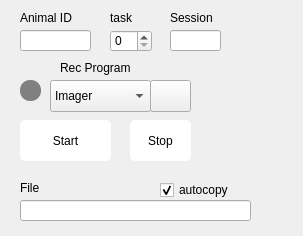
First picture: the form in MasterRunner/form.ui, repository ef-lab/Experiments, before the edit.
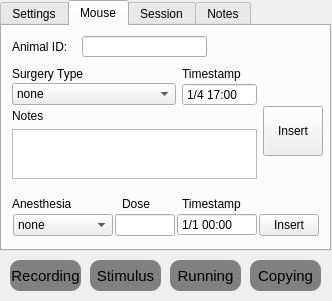
Second picture: the form after the edit. The open tabs and pages were chosen to show the change. Icons and pictures are not drawn.

```diff
--- a/MasterRunner/form.ui
+++ b/MasterRunner/form.ui
@@ -12,20 +12,20 @@
    <rect>
     <x>0</x>
     <y>0</y>
-    <width>303</width>
-    <height>236</height>
+    <width>332</width>
+    <height>301</height>
    </rect>
   </property>
   <property name="windowTitle">
    <string>MasterRunner</string>
   </property>
-  <widget class="QPushButton" name="start_button">
+  <widget class="QTabWidget" name="expTabs">
    <property name="geometry">
     <rect>
-     <x>20</x>
-     <y>120</y>
-     <width>91</width>
-     <height>41</height>
+     <x>0</x>
+     <y>0</y>
+     <width>331</width>
+     <height>251</height>
     </rect>
    </property>
    <property name="sizePolicy">
@@ -34,118 +34,713 @@
      <verstretch>0</verstretch>
     </sizepolicy>
    </property>
-   <property name="styleSheet">
-    <string notr="true">QPushButton{background-color : white;border-radius: 5px;border-style: outset;border-width: .5px;border-color: gray;}QPushButton::pressed{border-style: inset;border-color: gray;background-color : rgb(0,100,0);}</string>
-   </property>
-   <property name="text">
-    <string>Start</string>
-   </property>
-   <property name="autoDefault">
-    <bool>true</bool>
-   </property>
-   <property name="default">
-    <bool>false</bool>
-   </property>
-   <property name="flat">
-    <bool>false</bool>
-   </property>
+   <widget class="QWidget" name="Settings">
+    <attribute name="title">
+     <string>Settings</string>
+    </attribute>
+    <widget class="QWidget" name="layoutWidget">
+     <property name="geometry">
+      <rect>
+       <x>10</x>
+       <y>10</y>
+       <width>301</width>
+       <height>201</height>
+      </rect>
+     </property>
+     <layout class="QGridLayout" name="gridLayout_8">
+      <item row="0" column="0">
+       <layout class="QGridLayout" name="gridLayout_3">
+        <item row="1" column="0">
+         <widget class="QComboBox" name="user"/>
+        </item>
+        <item row="0" column="0">
+         <widget class="QLabel" name="user_label">
+          <property name="text">
+           <string>User</string>
+          </property>
+         </widget>
+        </item>
+        <item row="1" column="1">
+         <spacer name="horizontalSpacer_3">
+          <property name="orientation">
+           <enum>Qt::Horizontal</enum>
+          </property>
+          <property name="sizeType">
+           <enum>QSizePolicy::Fixed</enum>
+          </property>
+          <property name="sizeHint" stdset="0">
+           <size>
+            <width>130</width>
+            <height>20</height>
+           </size>
+          </property>
+         </spacer>
+        </item>
+       </layout>
+      </item>
+      <item row="1" column="0">
+       <layout class="QGridLayout" name="gridLayout_6">
+        <item row="1" column="0">
+         <widget class="QComboBox" name="software">
+          <item>
+           <property name="text">
+            <string>None</string>
+           </property>
+          </item>
+         </widget>
+        </item>
+        <item row="1" column="1">
+         <widget class="QPushButton" name="software_run">
+          <property name="maximumSize">
+           <size>
+            <width>50</width>
+            <height>16777215</height>
+           </size>
+          </property>
+          <property name="text">
+           <string/>
+          </property>
+          <property name="icon">
+           <iconset>
+            <normaloff>EjectMediaIcon.png</normaloff>EjectMediaIcon.png</iconset>
+          </property>
+         </widget>
+        </item>
+        <item row="0" column="0">
+         <widget class="QLabel" name="software_label">
+          <property name="text">
+           <string>Rec Software</string>
+          </property>
+         </widget>
+        </item>
+        <item row="1" column="2">
+         <spacer name="horizontalSpacer_2">
+          <property name="orientation">
+           <enum>Qt::Horizontal</enum>
+          </property>
+          <property name="sizeType">
+           <enum>QSizePolicy::Fixed</enum>
+          </property>
+          <property name="sizeHint" stdset="0">
+           <size>
+            <width>30</width>
+            <height>20</height>
+           </size>
+          </property>
+         </spacer>
+        </item>
+        <item row="0" column="3" rowspan="2">
+         <widget class="QPushButton" name="connect_indicator">
+          <property name="sizePolicy">
+           <sizepolicy hsizetype="Minimum" vsizetype="Fixed">
+            <horstretch>0</horstretch>
+            <verstretch>0</verstretch>
+           </sizepolicy>
+          </property>
+          <property name="minimumSize">
+           <size>
+            <width>0</width>
+            <height>30</height>
+           </size>
+          </property>
+          <property name="maximumSize">
+           <size>
+            <width>60</width>
+            <height>16777215</height>
+           </size>
+          </property>
+          <property name="font">
+           <font>
+            <pointsize>11</pointsize>
+           </font>
+          </property>
+          <property name="styleSheet">
+           <string notr="true">QPushButton{border-radius: 10px;background-color : gray;}QPushButton::pressed{background-color : yellow;}</string>
+          </property>
+          <property name="text">
+           <string>connected</string>
+          </property>
+          <property name="checkable">
+           <bool>true</bool>
+          </property>
+          <property name="checked">
+           <bool>true</bool>
+          </property>
+         </widget>
+        </item>
+       </layout>
+      </item>
+      <item row="2" column="0">
+       <layout class="QGridLayout" name="gridLayout_7">
+        <item row="1" column="0" colspan="2">
+         <widget class="QLineEdit" name="file">
+          <property name="styleSheet">
+           <string notr="true"/>
+          </property>
+          <property name="text">
+           <string/>
+          </property>
+          <property name="readOnly">
+           <bool>true</bool>
+          </property>
+         </widget>
+        </item>
+        <item row="0" column="0">
+         <widget class="QLabel" name="file_label">
+          <property name="text">
+           <string>Recording file</string>
+          </property>
+         </widget>
+        </item>
+        <item row="0" column="1">
+         <widget class="QCheckBox" name="autocopy">
+          <property name="text">
+           <string>autocopy</string>
+          </property>
+          <property name="checked">
+           <bool>true</bool>
+          </property>
+         </widget>
+        </item>
+       </layout>
+      </item>
+     </layout>
+    </widget>
+   </widget>
+   <widget class="QWidget" name="Mouse">
+    <attribute name="title">
+     <string>Mouse</string>
+    </attribute>
+    <widget class="QLabel" name="dose_label">
+     <property name="geometry">
+      <rect>
+       <x>120</x>
+       <y>170</y>
+       <width>91</width>
+       <height>16</height>
+      </rect>
+     </property>
+     <property name="text">
+      <string>Dose</string>
+     </property>
+    </widget>
+    <widget class="QLineEdit" name="animal_input">
+     <property name="geometry">
+      <rect>
+       <x>80</x>
+       <y>10</y>
+       <width>125</width>
+       <height>21</height>
+      </rect>
+     </property>
+    </widget>
+    <widget class="QLabel" name="animal_label">
+     <property name="geometry">
+      <rect>
+       <x>10</x>
+       <y>10</y>
+       <width>61</width>
+       <height>22</height>
+      </rect>
+     </property>
+     <property name="text">
+      <string>Animal ID:</string>
+     </property>
+    </widget>
+    <widget class="QLabel" name="anesthesia_label_2">
+     <property name="geometry">
+      <rect>
+       <x>10</x>
+       <y>170</y>
+       <width>71</width>
+       <height>16</height>
+      </rect>
+     </property>
+     <property name="text">
+      <string>Anesthesia</string>
+     </property>
+    </widget>
+    <widget class="QLabel" name="dose_label_2">
+     <property name="geometry">
+      <rect>
+       <x>180</x>
+       <y>170</y>
+       <width>91</width>
+       <height>16</height>
+      </rect>
+     </property>
+     <property name="text">
+      <string>Timestamp</string>
+     </property>
+    </widget>
+    <widget class="QLabel" name="anesthesia_label_3">
+     <property name="geometry">
+      <rect>
+       <x>10</x>
+       <y>40</y>
+       <width>111</width>
+       <height>16</height>
+      </rect>
+     </property>
+     <property name="text">
+      <string>Surgery Type</string>
+     </property>
+    </widget>
+    <widget class="QLabel" name="dose_label_3">
+     <property name="geometry">
+      <rect>
+       <x>10</x>
+       <y>80</y>
+       <width>91</width>
+       <height>20</height>
+      </rect>
+     </property>
+     <property name="text">
+      <string>Notes</string>
+     </property>
+    </widget>
+    <widget class="QLabel" name="dose_label_4">
+     <property name="geometry">
+      <rect>
+       <x>180</x>
+       <y>40</y>
+       <width>91</width>
+       <height>16</height>
+      </rect>
+     </property>
+     <property name="text">
+      <string>Timestamp</string>
+     </property>
+    </widget>
+    <widget class="QWidget" name="">
+     <property name="geometry">
+      <rect>
+       <x>10</x>
+       <y>180</y>
+       <width>311</width>
+       <height>38</height>
+      </rect>
+     </property>
+     <layout class="QHBoxLayout" name="horizontalLayout">
+      <property name="spacing">
+       <number>1</number>
+      </property>
+      <property name="sizeConstraint">
+       <enum>QLayout::SetNoConstraint</enum>
+      </property>
+      <item>
+       <widget class="QComboBox" name="anesthesia_type">
+        <property name="sizePolicy">
+         <sizepolicy hsizetype="Fixed" vsizetype="Fixed">
+          <horstretch>0</horstretch>
+          <verstretch>0</verstretch>
+         </sizepolicy>
+        </property>
+        <property name="maximumSize">
+         <size>
+          <width>100</width>
+          <height>16777215</height>
+         </size>
+        </property>
+        <item>
+         <property name="text">
+          <string>none</string>
+         </property>
+        </item>
+       </widget>
+      </item>
+      <item>
+       <widget class="QLineEdit" name="anesthesia_dose">
+        <property name="sizePolicy">
+         <sizepolicy hsizetype="Minimum" vsizetype="Fixed">
+          <horstretch>0</horstretch>
+          <verstretch>0</verstretch>
+         </sizepolicy>
+        </property>
+        <property name="maximumSize">
+         <size>
+          <width>60</width>
+          <height>16777215</height>
+         </size>
+        </property>
+       </widget>
+      </item>
+      <item>
+       <widget class="QDateTimeEdit" name="anesthesia_time">
+        <property name="maximumSize">
+         <size>
+          <width>80</width>
+          <height>16777215</height>
+         </size>
+        </property>
+        <property name="buttonSymbols">
+         <enum>QAbstractSpinBox::NoButtons</enum>
+        </property>
+        <property name="displayFormat">
+         <string>d/M HH:mm</string>
+        </property>
+        <property name="calendarPopup">
+         <bool>false</bool>
+        </property>
+       </widget>
+      </item>
+      <item>
+       <widget class="QPushButton" name="anesthesia_button">
+        <property name="maximumSize">
+         <size>
+          <width>60</width>
+          <height>16777215</height>
+         </size>
+        </property>
+        <property name="text">
+         <string>Insert</string>
+        </property>
+       </widget>
+      </item>
+     </layout>
+    </widget>
+    <widget class="QWidget" name="">
+     <property name="geometry">
+      <rect>
+       <x>10</x>
+       <y>40</y>
+       <width>311</width>
+       <height>131</height>
+      </rect>
+     </property>
+     <layout class="QGridLayout" name="gridLayout_4">
+      <item row="0" column="0">
+       <widget class="QComboBox" name="surgery_type">
+        <property name="sizePolicy">
+         <sizepolicy hsizetype="Fixed" vsizetype="Fixed">
+          <horstretch>0</horstretch>
+          <verstretch>0</verstretch>
+         </sizepolicy>
+        </property>
+        <property name="maximumSize">
+         <size>
+          <width>200</width>
+          <height>16777215</height>
+         </size>
+        </property>
+        <item>
+         <property name="text">
+          <string>none</string>
+         </property>
+        </item>
+       </widget>
+      </item>
+      <item row="0" column="2" rowspan="2">
+       <widget class="QPushButton" name="surgery_button">
+        <property name="sizePolicy">
+         <sizepolicy hsizetype="Minimum" vsizetype="Maximum">
+          <horstretch>0</horstretch>
+          <verstretch>0</verstretch>
+         </sizepolicy>
+        </property>
+        <property name="maximumSize">
+         <size>
+          <width>60</width>
+          <height>50</height>
+         </size>
+        </property>
+        <property name="text">
+         <string>Insert</string>
+        </property>
+       </widget>
+      </item>
+      <item row="0" column="1">
+       <widget class="QDateTimeEdit" name="surgery_time">
+        <property name="maximumSize">
+         <size>
+          <width>80</width>
+          <height>16777215</height>
+         </size>
+        </property>
+        <property name="buttonSymbols">
+         <enum>QAbstractSpinBox::NoButtons</enum>
+        </property>
+        <property name="date">
+         <date>
+          <year>2000</year>
+          <month>4</month>
+          <day>1</day>
+         </date>
+        </property>
+        <property name="time">
+         <time>
+          <hour>17</hour>
+          <minute>0</minute>
+          <second>0</second>
+         </time>
+        </property>
+        <property name="displayFormat">
+         <string>d/M HH:mm</string>
+        </property>
+        <property name="calendarPopup">
+         <bool>false</bool>
+        </property>
+       </widget>
+      </item>
+      <item row="1" column="0" colspan="2">
+       <widget class="QPlainTextEdit" name="surgery_notes">
+        <property name="sizePolicy">
+         <sizepolicy hsizetype="Expanding" vsizetype="Fixed">
+          <horstretch>0</horstretch>
+          <verstretch>0</verstretch>
+         </sizepolicy>
+        </property>
+        <property name="maximumSize">
+         <size>
+          <width>16777215</width>
+          <height>50</height>
+         </size>
+        </property>
+       </widget>
+      </item>
+     </layout>
+    </widget>
+   </widget>
+   <widget class="QWidget" name="Session">
+    <attribute name="title">
+     <string>Session</string>
+    </attribute>
+    <widget class="QPushButton" name="stop_button">
+     <property name="geometry">
+      <rect>
+       <x>150</x>
+       <y>170</y>
+       <width>61</width>
+       <height>41</height>
+      </rect>
+     </property>
+     <property name="styleSheet">
+      <string notr="true">QPushButton{background-color : white;border-radius: 5px;border-style: outset;border-width: .5px;border-color: gray;}QPushButton::pressed{border-style: inset;border-color: gray;}</string>
+     </property>
+     <property name="text">
+      <string>Stop</string>
+     </property>
+    </widget>
+    <widget class="QPushButton" name="start_button">
+     <property name="geometry">
+      <rect>
+       <x>20</x>
+       <y>170</y>
+       <width>101</width>
+       <height>41</height>
+      </rect>
+     </property>
+     <property name="sizePolicy">
+      <sizepolicy hsizetype="Fixed" vsizetype="Fixed">
+       <horstretch>0</horstretch>
+       <verstretch>0</verstretch>
+      </sizepolicy>
+     </property>
+     <property name="styleSheet">
+      <string notr="true">QPushButton{background-color : white;border-radius: 5px;border-style: outset;border-width: .5px;border-color: gray;}QPushButton::pressed{border-style: inset;border-color: gray;background-color : rgb(0,100,0);}</string>
+     </property>
+     <property name="text">
+      <string>Start</string>
+     </property>
+     <property name="autoDefault">
+      <bool>true</bool>
+     </property>
+     <property name="default">
+      <bool>false</bool>
+     </property>
+     <property name="flat">
+      <bool>false</bool>
+     </property>
+    </widget>
+    <widget class="QPushButton" name="abort_button">
+     <property name="geometry">
+      <rect>
+       <x>230</x>
+       <y>170</y>
+       <width>61</width>
+       <height>41</height>
+      </rect>
+     </property>
+     <property name="styleSheet">
+      <string notr="true">QPushButton{background-color : white;border-radius: 5px;border-style: outset;border-width: .5px;border-color: gray;}QPushButton::pressed{border-style: inset;border-color: gray;}</string>
+     </property>
+     <property name="text">
+      <string>Abort</string>
+     </property>
+    </widget>
+    <widget class="QWidget" name="">
+     <property name="geometry">
+      <rect>
+       <x>20</x>
+       <y>90</y>
+       <width>271</width>
+       <height>55</height>
+      </rect>
+     </property>
+     <layout class="QGridLayout" name="gridLayout">
+      <item row="0" column="0">
+       <widget class="QLabel" name="aim_label">
+        <property name="text">
+         <string>Aim</string>
+        </property>
+       </widget>
+      </item>
+      <item row="0" column="1">
+       <widget class="QLabel" name="anesthesia_label">
+        <property name="text">
+         <string>Anesthesia</string>
+        </property>
+       </widget>
+      </item>
+      <item row="1" column="0">
+       <widget class="QComboBox" name="aim"/>
+      </item>
+      <item row="1" column="1">
+       <widget class="QComboBox" name="anesthesia">
+        <item>
+         <property name="text">
+          <string>none</string>
+         </property>
+        </item>
+       </widget>
+      </item>
+     </layout>
+    </widget>
+    <widget class="QWidget" name="">
+     <property name="geometry">
+      <rect>
+       <x>22</x>
+       <y>20</y>
+       <width>271</width>
+       <height>51</height>
+      </rect>
+     </property>
+     <layout class="QGridLayout" name="gridLayout_2">
+      <item row="0" column="2">
+       <widget class="QCheckBox" name="task_check">
+        <property name="text">
+         <string>Run Task:</string>
+        </property>
+       </widget>
+      </item>
+      <item row="1" column="2">
+       <widget class="QSpinBox" name="task">
+        <property name="buttonSymbols">
+         <enum>QAbstractSpinBox::NoButtons</enum>
+        </property>
+       </widget>
+      </item>
+      <item row="0" column="0">
+       <widget class="QLabel" name="session_label">
+        <property name="text">
+         <string>Session</string>
+        </property>
+       </widget>
+      </item>
+      <item row="1" column="0">
+       <widget class="QLineEdit" name="session_id">
+        <property name="styleSheet">
+         <string notr="true"/>
+        </property>
+        <property name="text">
+         <string/>
+        </property>
+        <property name="readOnly">
+         <bool>true</bool>
+        </property>
+       </widget>
+      </item>
+      <item row="1" column="1">
+       <spacer name="horizontalSpacer">
+        <property name="orientation">
+         <enum>Qt::Horizontal</enum>
+        </property>
+        <property name="sizeHint" stdset="0">
+         <size>
+          <width>40</width>
+          <height>20</height>
+         </size>
+        </property>
+       </spacer>
+      </item>
+     </layout>
+    </widget>
+   </widget>
+   <widget class="QWidget" name="Notes">
+    <attribute name="title">
+     <string>Notes</string>
+    </attribute>
+    <widget class="QPlainTextEdit" name="note_field">
+     <property name="geometry">
+      <rect>
+       <x>20</x>
+       <y>20</y>
+       <width>281</width>
+       <height>131</height>
+      </rect>
+     </property>
+    </widget>
+    <widget class="QPushButton" name="insert_button">
+     <property name="geometry">
+      <rect>
+       <x>100</x>
+       <y>160</y>
+       <width>113</width>
+       <height>41</height>
+      </rect>
+     </property>
+     <property name="text">
+      <string>Insert</string>
+     </property>
+    </widget>
+   </widget>
   </widget>
-  <widget class="QPushButton" name="stop_button">
+  <widget class="QPushButton" name="copying_indicator">
    <property name="geometry">
     <rect>
-     <x>130</x>
-     <y>120</y>
-     <width>61</width>
-     <height>41</height>
+     <x>250</x>
+     <y>260</y>
+     <width>71</width>
+     <height>31</height>
     </rect>
    </property>
+   <property name="font">
+    <font>
+     <pointsize>11</pointsize>
+    </font>
+   </property>
    <property name="styleSheet">
-    <string notr="true">QPushButton{background-color : white;border-radius: 5px;border-style: outset;border-width: .5px;border-color: gray;}QPushButton::pressed{border-style: inset;border-color: gray;}</string>
+    <string notr="true">QPushButton{border-radius: 10px;background-color : gray;}QPushButton::pressed{background-color : yellow;}</string>
    </property>
    <property name="text">
-    <string>Stop</string>
+    <string>Copying</string>
    </property>
-  </widget>
-  <widget class="QLineEdit" name="animal_input">
-   <property name="geometry">
-    <rect>
-     <x>20</x>
-     <y>30</y>
-     <width>71</width>
-     <height>21</height>
-    </rect>
+   <property name="checkable">
+    <bool>true</bool>
    </property>
-  </widget>
-  <widget class="QLabel" name="label">
-   <property name="geometry">
-    <rect>
-     <x>20</x>
-     <y>10</y>
-     <width>60</width>
-     <height>16</height>
-    </rect>
+   <property name="checked">
+    <bool>true</bool>
    </property>
-   <property name="text">
-    <string>Animal ID</string>
-   </property>
   </widget>
-  <widget class="QComboBox" name="program">
+  <widget class="QPushButton" name="running_indicator">
    <property name="geometry">
     <rect>
-     <x>50</x>
-     <y>80</y>
-     <width>101</width>
-     <height>32</height>
+     <x>170</x>
+     <y>260</y>
+     <width>71</width>
+     <height>31</height>
     </rect>
    </property>
-   <item>
-    <property name="text">
-     <string>Imager</string>
-    </property>
-   </item>
-   <item>
-    <property name="text">
-     <string>None</string>
-    </property>
-   </item>
-   <item>
-    <property name="text">
-     <string>Miniscpe</string>
-    </property>
-   </item>
-   <item>
-    <property name="text">
-     <string>Neuropixels</string>
-    </property>
-   </item>
-  </widget>
-  <widget class="QLabel" name="program_label">
-   <property name="geometry">
-    <rect>
-     <x>60</x>
-     <y>60</y>
-     <width>81</width>
-     <height>16</height>
-    </rect>
+   <property name="font">
+    <font>
+     <pointsize>11</pointsize>
+    </font>
    </property>
-   <property name="text">
-    <string>Rec Program</string>
-   </property>
-  </widget>
-  <widget class="QPushButton" name="led_button">
-   <property name="geometry">
-    <rect>
-     <x>20</x>
-     <y>80</y>
-     <width>21</width>
-     <height>21</height>
-    </rect>
-   </property>
    <property name="styleSheet">
     <string notr="true">QPushButton{border-radius: 10px;background-color : gray;}QPushButton::pressed{background-color : yellow;}</string>
    </property>
    <property name="text">
-    <string/>
+    <string>Running</string>
    </property>
    <property name="checkable">
     <bool>true</bool>
@@ -157,118 +752,56 @@
   <widget class="QPushButton" name="program_run">
    <property name="geometry">
     <rect>
-     <x>150</x>
-     <y>80</y>
-     <width>41</width>
-     <height>32</height>
+     <x>90</x>
+     <y>260</y>
+     <width>71</width>
+     <height>31</height>
     </rect>
    </property>
-   <property name="text">
-    <string/>
+   <property name="font">
+    <font>
+     <pointsize>11</pointsize>
+     <weight>50</weight>
+     <bold>false</bold>
+    </font>
    </property>
-   <property name="icon">
-    <iconset>
-     <normaloff>EjectMediaIcon.png</normaloff>EjectMediaIcon.png</iconset>
-   </property>
-  </widget>
-  <widget class="QSpinBox" name="task">
-   <property name="geometry">
-    <rect>
-     <x>110</x>
-     <y>30</y>
-     <width>42</width>
-     <height>22</height>
-    </rect>
-   </property>
-  </widget>
-  <widget class="QLabel" name="label_2">
-   <property name="geometry">
-    <rect>
-     <x>110</x>
-     <y>10</y>
-     <width>60</width>
-     <height>16</height>
-    </rect>
-   </property>
-   <property name="text">
-    <string>task</string>
-   </property>
-  </widget>
-  <widget class="QLineEdit" name="session_id">
-   <property name="geometry">
-    <rect>
-     <x>170</x>
-     <y>30</y>
-     <width>51</width>
-     <height>21</height>
-    </rect>
-   </property>
    <property name="styleSheet">
-    <string notr="true"/>
+    <string notr="true">QPushButton{border-radius: 10px;background-color : gray;}QPushButton::pressed{background-color : yellow;}</string>
    </property>
    <property name="text">
-    <string/>
+    <string>Stimulus</string>
    </property>
-   <property name="readOnly">
+   <property name="checkable">
     <bool>true</bool>
    </property>
-  </widget>
-  <widget class="QLabel" name="label_3">
-   <property name="geometry">
-    <rect>
-     <x>170</x>
-     <y>10</y>
-     <width>60</width>
-     <height>16</height>
-    </rect>
+   <property name="checked">
+    <bool>true</bool>
    </property>
-   <property name="text">
-    <string>Session</string>
-   </property>
   </widget>
-  <widget class="QLineEdit" name="file">
+  <widget class="QPushButton" name="recording_indicator">
    <property name="geometry">
     <rect>
-     <x>20</x>
-     <y>200</y>
-     <width>231</width>
-     <height>21</height>
+     <x>10</x>
+     <y>260</y>
+     <width>71</width>
+     <height>31</height>
     </rect>
    </property>
+   <property name="font">
+    <font>
+     <pointsize>11</pointsize>
+     <weight>50</weight>
+     <bold>false</bold>
+    </font>
+   </property>
    <property name="styleSheet">
-    <string notr="true"/>
+    <string notr="true">QPushButton{border-radius: 10px;background-color : gray;}QPushButton::pressed{background-color : yellow;}</string>
    </property>
    <property name="text">
-    <string/>
+    <string>Recording</string>
    </property>
-   <property name="readOnly">
+   <property name="checkable">
     <bool>true</bool>
-   </property>
-  </widget>
-  <widget class="QLabel" name="label_4">
-   <property name="geometry">
-    <rect>
-     <x>20</x>
-     <y>180</y>
-     <width>60</width>
-     <height>16</height>
-    </rect>
-   </property>
-   <property name="text">
-    <string>File</string>
-   </property>
-  </widget>
-  <widget class="QCheckBox" name="autocopy">
-   <property name="geometry">
-    <rect>
-     <x>160</x>
-     <y>180</y>
-     <width>86</width>
-     <height>20</height>
-    </rect>
-   </property>
-   <property name="text">
-    <string>autocopy</string>
    </property>
    <property name="checked">
     <bool>true</bool>
```
Left out of the diff: 9 changed lines with no effect on the pictures.
